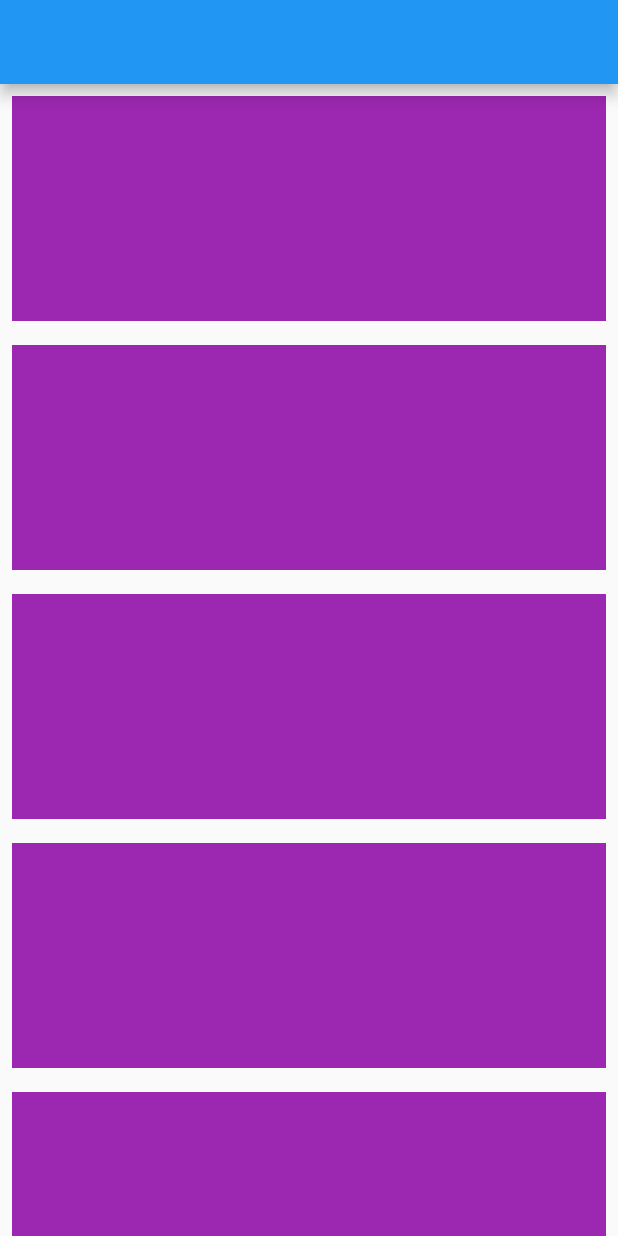
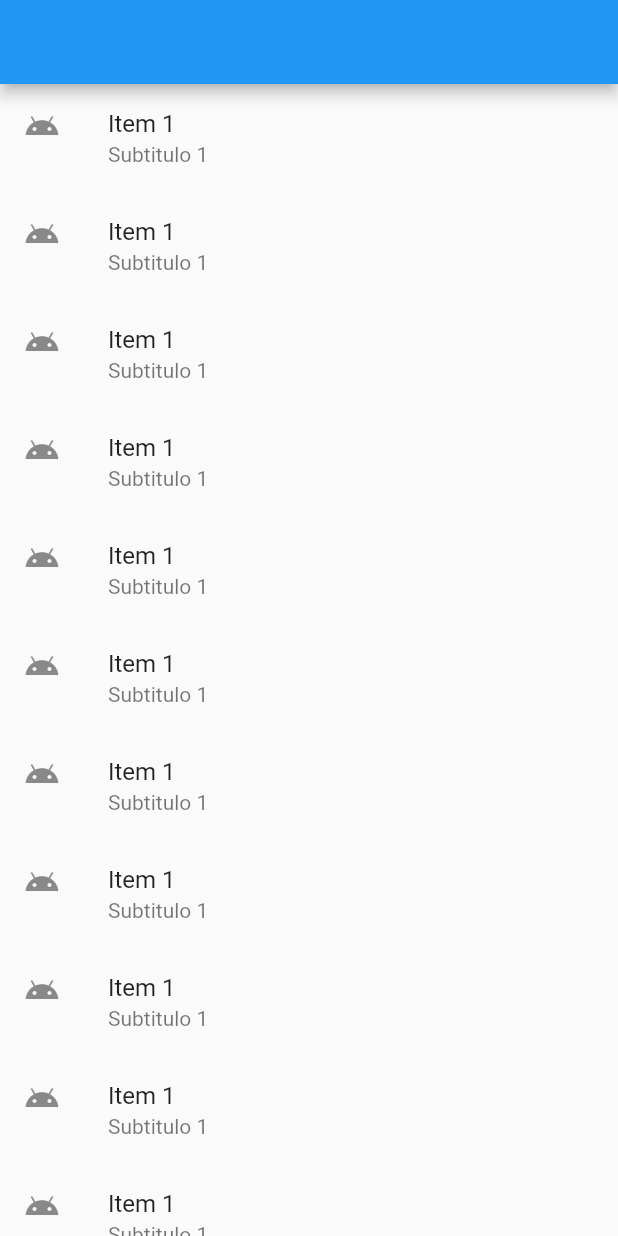
Before and after one commit to gablemos-zz/flutter-study, a Flutter app: the screen it shows after launch, on a phone screen of 412 x 824 dp. Run offline on Flutter 3.47's test engine with Material 2 defaults, Android fonts, the phone set to English and light mode, and no system bars; our stand-ins replace font_awesome_flutter.

Commit message:
aula 41 - ListTiles

```diff
--- a/my-first-app/myapp/lib/main.dart
+++ b/my-first-app/myapp/lib/main.dart
@@ -1,5 +1,6 @@
 import 'package:flutter/material.dart';
 import 'package:myapp/secao7/Aula40.dart';
+import 'package:myapp/secao7/Aula41.dart';
 
 
 void main() => runApp(MyApp());
@@ -15,7 +16,7 @@ class MyApp extends StatelessWidget {
       home:
        Scaffold(
         appBar: AppBar(),
-        body: Aula40()
+        body: Aula41()
       ),
     );
   }
--- /dev/null
+++ b/my-first-app/myapp/lib/secao7/Aula41.dart
@@ -0,0 +1,46 @@
+import 'package:flutter/material.dart';
+
+class Aula41 extends StatelessWidget {
+
+  _onPressed(){
+    print("Clicando no item");
+  }
+
+  Widget _listTile(){
+    return ListTile(
+            leading: Icon(Icons.android),
+            title: Text('Item 1'),
+            subtitle: Text('Subtitulo 1'),
+            onTap: _onPressed,
+          );
+  }
+
+  @override
+  Widget build(BuildContext context) {
+    return Container(
+      height: double.infinity,
+      width: double.infinity,
+      child: ListView(
+        children: <Widget>[
+          _listTile(),
+          _listTile(),
+          _listTile(),
+          _listTile(),
+          _listTile(),
+          _listTile(),
+          _listTile(),
+          _listTile(),
+          _listTile(),
+          _listTile(),
+          _listTile(),
+          _listTile(),
+          _listTile(),
+          _listTile(),
+          _listTile(),
+          _listTile(),
+          _listTile(),
+        ],
+      ),
+    );
+  }
+}
```
